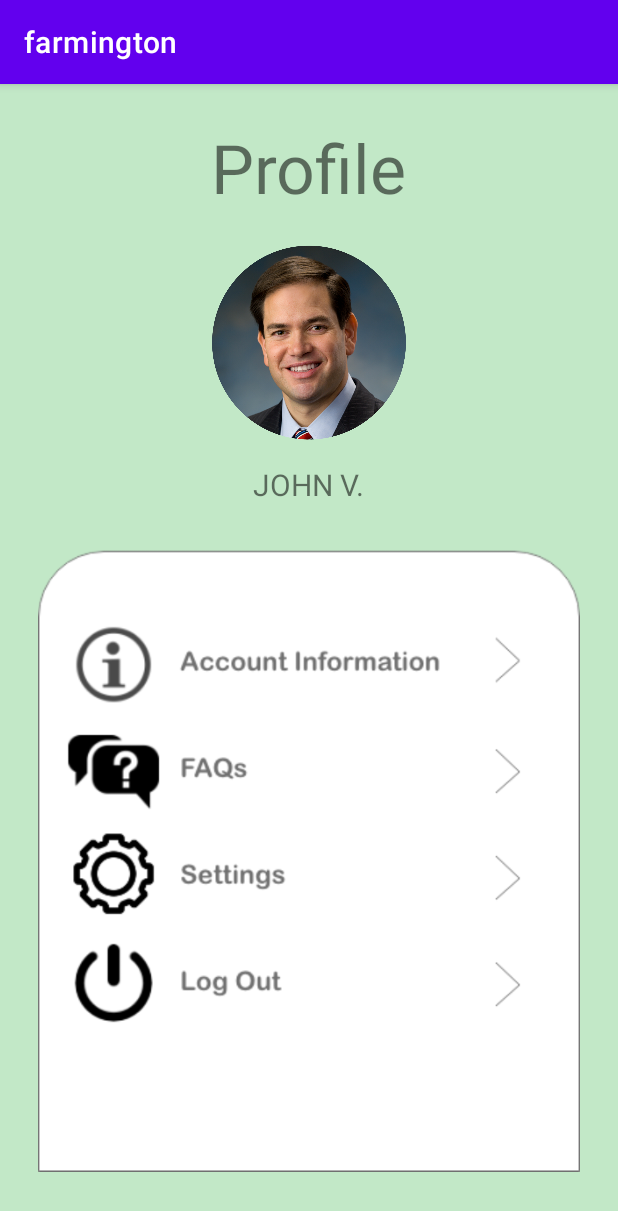
After one commit to nisalpadukka/farmington, an Android app: the ProfilePageActivity screen opened directly, with no data from a screen before it, on a phone screen of 412 x 824 dp. The commit adds this screen. Shown: the top 1211 px of the screen. Run offline under Robolectric (Android 15) with nearby library versions, the phone set to English and light mode, and no system bars.

Commit message:
Profile Changes added

```diff
--- /dev/null
+++ b/app/app/src/main/java/com/georgian/farmington/ProfilePageActivity.kt
@@ -0,0 +1,11 @@
+package com.georgian.farmington
+
+import androidx.appcompat.app.AppCompatActivity
+import android.os.Bundle
+
+class ProfilePageActivity : AppCompatActivity() {
+    override fun onCreate(savedInstanceState: Bundle?) {
+        super.onCreate(savedInstanceState)
+        setContentView(R.layout.activity_profile_page)
+    }
+}
--- /dev/null
+++ b/app/app/src/main/res/layout/activity_profile_page.xml
@@ -0,0 +1,74 @@
+<?xml version="1.0" encoding="utf-8"?>
+<RelativeLayout xmlns:android="http://schemas.android.com/apk/res/android"
+    xmlns:app="http://schemas.android.com/apk/res-auto"
+    android:orientation="vertical"
+    android:layout_width="match_parent"
+    android:layout_height="match_parent"
+    android:padding="25dp"
+    android:background="#C2E8C7">
+
+    <RelativeLayout
+        android:id="@+id/mainContainer"
+        android:layout_width="368dp"
+        android:layout_height="wrap_content"
+        android:visibility="visible">
+
+        <LinearLayout
+            android:id="@+id/addressContainer"
+            android:layout_width="match_parent"
+            android:layout_height="289dp"
+            android:orientation="vertical">
+
+            <TextView
+                android:id="@+id/address"
+                android:layout_width="wrap_content"
+                android:layout_height="wrap_content"
+                android:layout_gravity="center"
+                android:text="Profile"
+                android:textSize="45dp" />
+
+
+            <Space
+                android:layout_width="match_parent"
+                android:layout_height="21dp" />
+
+            <Space
+                android:layout_width="match_parent"
+                android:layout_height="wrap_content" />
+
+            <ImageView
+                android:layout_width="wrap_content"
+                android:layout_height="130dp"
+                android:layout_gravity="center"
+                app:srcCompat="@drawable/imgg" />
+
+            <Space
+                android:layout_width="match_parent"
+                android:layout_height="16dp" />
+
+            <TextView
+                android:id="@+id/temp_max"
+                android:layout_width="wrap_content"
+                android:layout_height="27dp"
+                android:layout_gravity="center"
+                android:text="JOHN V."
+                android:textSize="20sp" />
+
+        </LinearLayout>
+
+    </RelativeLayout>
+
+    <ProgressBar android:id="@+id/loader" android:layout_width="wrap_content"
+        android:layout_height="wrap_content" android:layout_centerInParent="true"
+        android:visibility="gone"/>
+    <TextView android:id="@+id/errorText" android:layout_width="wrap_content"
+        android:layout_height="wrap_content" android:layout_centerInParent="true"
+        android:visibility="gone" android:text="Something went wrong"/>
+
+    <ImageView
+        android:id="@+id/imageView3"
+        android:layout_width="wrap_content"
+        android:layout_height="wrap_content"
+        app:srcCompat="@drawable/profile" />
+
+</RelativeLayout>
```
Also changed, not shown: app/app/src/main/AndroidManifest.xml (+11 -13 lines), app/app/src/main/res/layout/activity_home.xml (+55 -20 lines), app/app/src/main/res/values/strings.xml (+5 -5 lines), app/app/src/main/res/drawable/imgg.png (added), app/app/src/main/res/drawable/profile.png (added).
